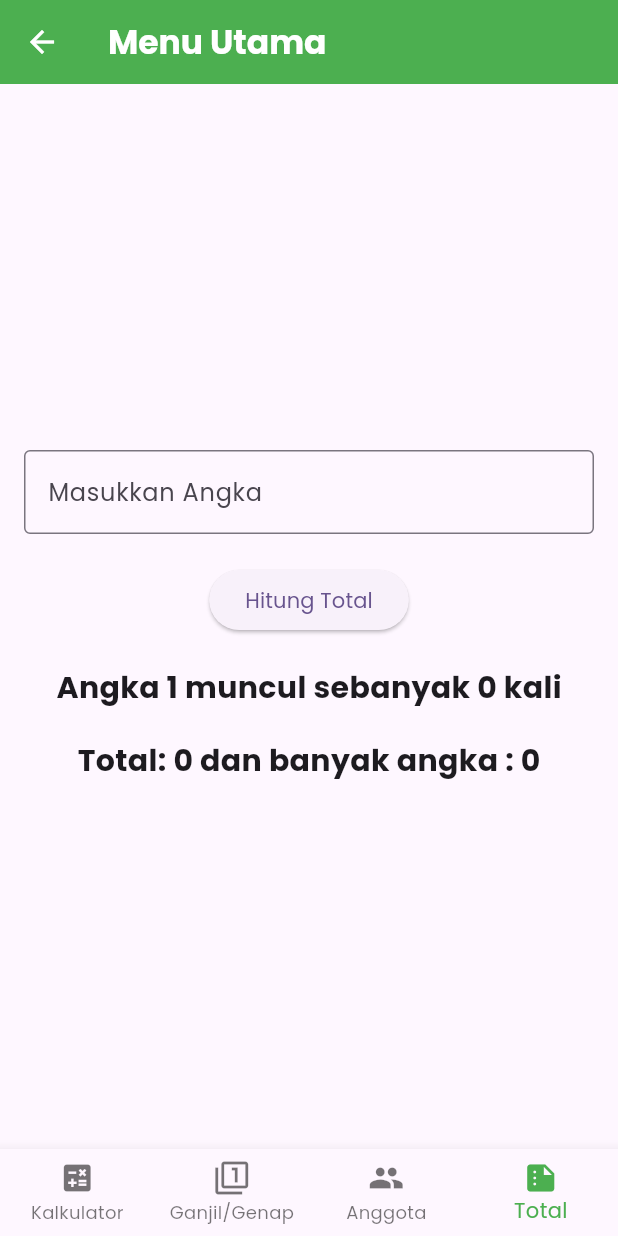
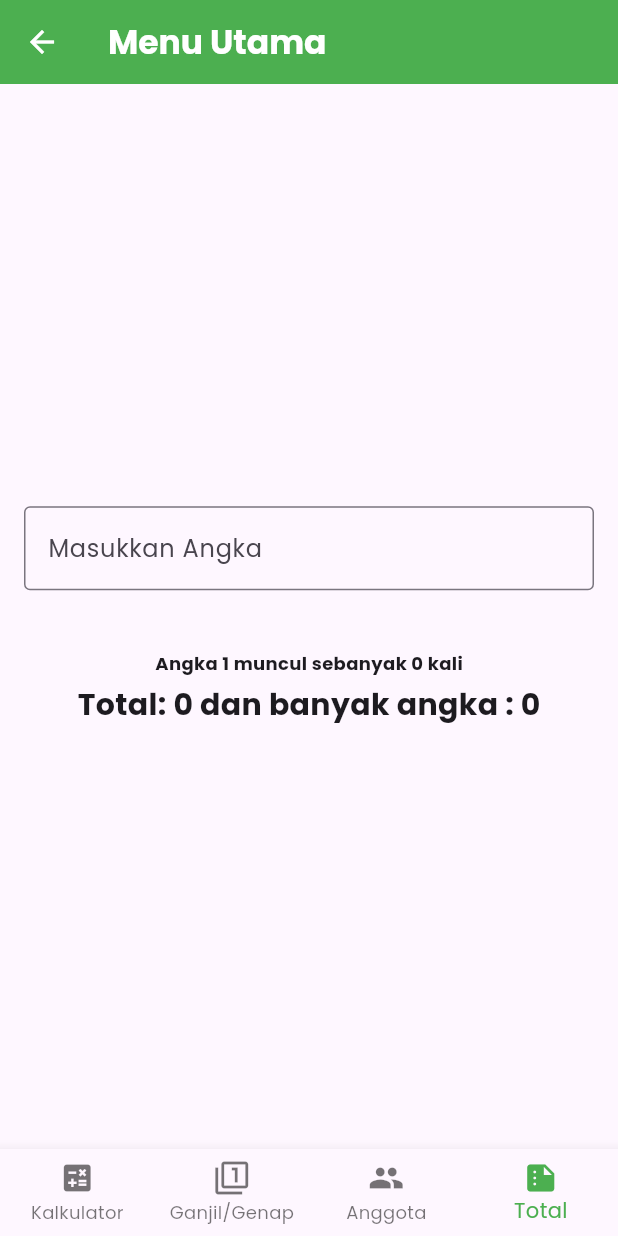
Before and after one commit to uchihamadara37/Mancing_Sikk_App, a Flutter app: the MenuPage screen opened directly, item 4 of the bottom bar chosen, on a phone screen of 412 x 824 dp. Run offline on Flutter 3.47's test engine with Material 3 defaults, Android fonts, the light colour scheme and no system bars.

Commit message:
do function only for numeric

```diff
--- a/lib/page/menu_page.dart
+++ b/lib/page/menu_page.dart
@@ -394,8 +394,10 @@ class _SumCalculatorPageState extends State<SumCalculatorPage> {
 
     Map<String, int> digitCount = {};
     for (int i = 0; i < input.length; i++) {
-      sum += int.tryParse(input[i]) ?? 0;
-      digitCount[input[i]] = (digitCount[input[i]] ?? 0) + 1;
+      if (int.tryParse(input[i]) != null) {
+        sum += int.tryParse(input[i])!;
+        digitCount[input[i]] = (digitCount[input[i]] ?? 0) + 1;
+      }
     }
     setState(() {
       _sumSomeChar = '';
@@ -405,10 +407,7 @@ class _SumCalculatorPageState extends State<SumCalculatorPage> {
           _sumSomeChar += "Angka $i muncul sebanyak $count kali\n";
         }
       }
-    });
-
-    setState(() {
-      _result = "Total: $sum dan banyak angka : ${input.length}";
+      _result = "Total: $sum dan banyak angka : ${input.replaceAll(RegExp(r'[^0-9]'), '').length}";
     });
   }
 
@@ -427,18 +426,17 @@ class _SumCalculatorPageState extends State<SumCalculatorPage> {
               border: OutlineInputBorder(),
               hintText: "Contoh: 12345",
             ),
+            onChanged: (value) {
+              _calculateSum();
+            },
           ),
           SizedBox(height: 20),
-          ElevatedButton(
-            onPressed: _calculateSum,
-            child: Text("Hitung Total"),
-          ),
           SizedBox(height: 20),
           Text(
             _sumSomeChar,
-            style: TextStyle(fontSize: 20, fontWeight: FontWeight.bold),
+            style: TextStyle(fontSize: 12, fontWeight: FontWeight.bold),
           ),
-          SizedBox(height: 20),
+          SizedBox(height: 5),
           Text(
             _result,
             style: TextStyle(fontSize: 20, fontWeight: FontWeight.bold),
```
